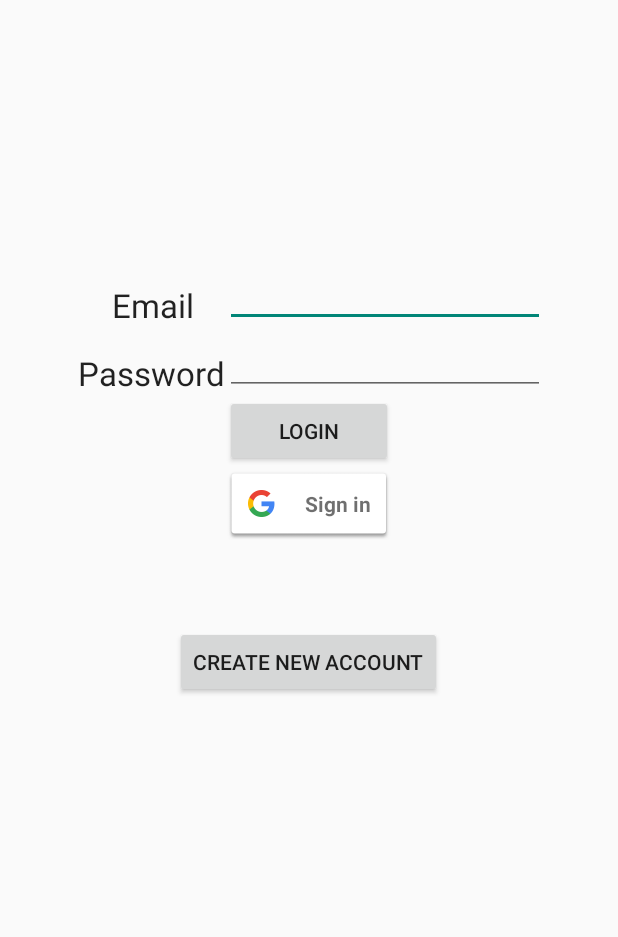
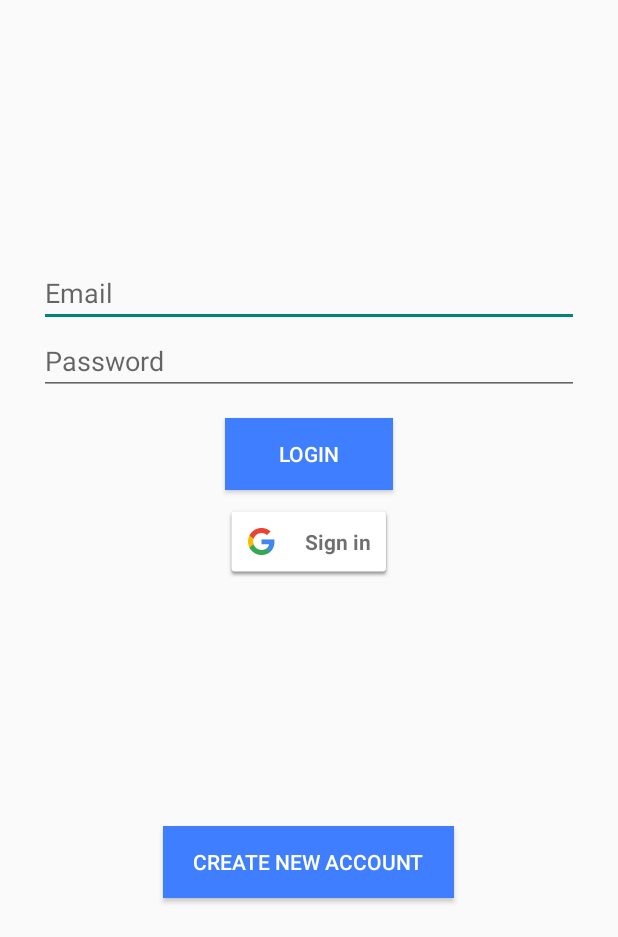
Before and after one commit to Matthancock03/cmpe137_project, an Android app: the fragment LoginFragment shown on its own in the app's theme, on a phone screen of 412 x 824 dp, the part 299-1236 px from its top. Run offline under Robolectric (Android 15) with nearby library versions, the phone set to English and light mode, and no system bars.

Commit message:
Init
Layout changes with login workaround

```diff
--- a/PicMe/app/src/main/res/layout/fragment_login.xml
+++ b/PicMe/app/src/main/res/layout/fragment_login.xml
@@ -28,13 +28,18 @@
         android:layout_height="wrap_content"
         android:layout_gravity="left|top"
         android:layout_below="@+id/Login"
+        android:layout_marginTop="10dp"
         android:layout_centerHorizontal="true" />
 
     <EditText
         android:layout_width="wrap_content"
         android:layout_height="wrap_content"
         android:inputType="textEmailAddress"
-        android:ems="10"
+        android:hint="Email"
+        android:layout_alignParentRight="true"
+        android:layout_alignParentLeft="true"
+        android:layout_marginLeft="10dp"
+        android:layout_marginRight="10dp"
         android:id="@+id/UserField"
         android:layout_gravity="right|center_vertical"
         android:layout_above="@+id/PassField"
@@ -47,6 +52,9 @@
         android:id="@+id/Login"
         android:layout_gravity="left|bottom"
         android:layout_below="@+id/PassField"
+        android:layout_marginTop="15dp"
+        android:background="#3f7fff"
+        android:textColor="#ffffff"
         android:layout_alignStart="@+id/sign_in_button"
         android:layout_alignEnd="@+id/sign_in_button" />
 
@@ -54,37 +62,27 @@
         android:layout_width="wrap_content"
         android:layout_height="wrap_content"
         android:inputType="textPassword"
-        android:ems="10"
+        android:hint="Password"
+        android:layout_alignParentRight="true"
+        android:layout_alignParentLeft="true"
+        android:layout_marginLeft="10dp"
+        android:layout_marginRight="10dp"
         android:id="@+id/PassField"
         android:layout_gravity="right|bottom"
         android:layout_centerVertical="true"
         android:layout_alignStart="@+id/Login" />
-
-    <TextView
-        android:layout_width="wrap_content"
-        android:layout_height="wrap_content"
-        android:textAppearance="?android:attr/textAppearanceLarge"
-        android:text="Email"
-        android:id="@+id/textView"
-        android:layout_above="@+id/PassField"
-        android:layout_toStartOf="@+id/header" />
-
-    <TextView
-        android:layout_width="wrap_content"
-        android:layout_height="wrap_content"
-        android:textAppearance="?android:attr/textAppearanceLarge"
-        android:text="Password"
-        android:id="@+id/textView2"
-        android:layout_above="@+id/Login"
-        android:layout_toStartOf="@+id/Login" />
 
     <Button
         android:layout_width="wrap_content"
         android:layout_height="wrap_content"
         android:text="Create New Account"
         android:id="@+id/createuser"
-        android:layout_marginTop="57dp"
-        android:layout_below="@+id/sign_in_button"
+        android:background="#3f7fff"
+        android:textColor="#ffffff"
+        android:paddingLeft="20dp"
+        android:paddingRight="20dp"
+        android:layout_alignParentBottom="true"
+        android:layout_marginBottom="10dp"
         android:layout_centerHorizontal="true" />
 
 </RelativeLayout>
```
Also changed, not shown: PicMe/app/src/main/res/layout/activity_album_view.xml (+0 -8 lines), PicMe/app/src/main/res/layout/activity_create_album.xml (+0 -8 lines), PicMe/app/src/main/res/layout/fragment_album_view.xml (+11 -6 lines), 1 other file.
